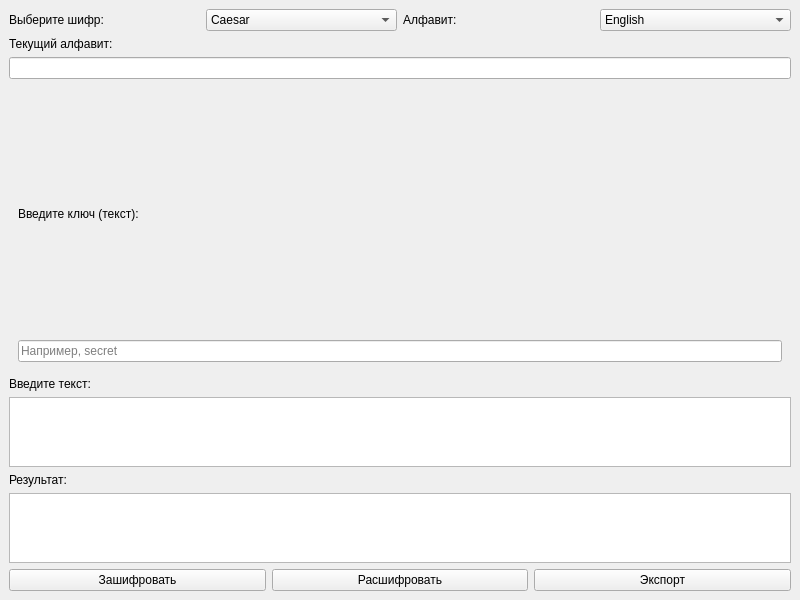
The window that mainwindow.ui (lvwlad/cipherkr) describes before a commit, drawn with Qt 5.
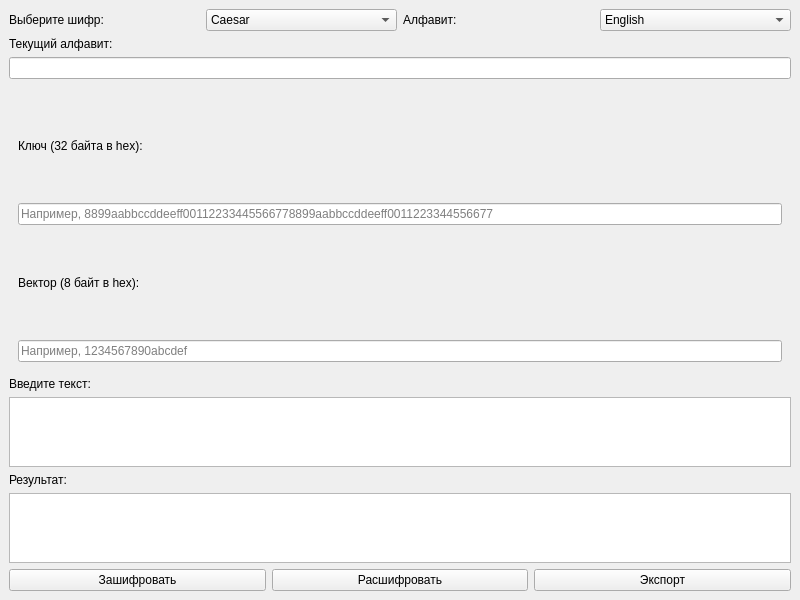
The same window after the commit. The open tabs and pages were chosen to show the change.

Diff of the .ui file:
```diff
--- a/mainwindow.ui
+++ b/mainwindow.ui
@@ -179,7 +179,7 @@
         <item>
          <widget class="QLabel" name="kuznechikKeyLabel">
           <property name="text">
-           <string>Введите ключ (текст):</string>
+           <string>Ключ (32 байта в hex):</string>
           </property>
           <property name="toolTip">
            <string>Укажите текстовый ключ для шифра Kuznechik.</string>
@@ -189,7 +189,24 @@
         <item>
          <widget class="QLineEdit" name="kuznechikKeyInput">
           <property name="placeholderText">
-           <string>Например, secret</string>
+           <string>Например, 8899aabbccddeeff00112233445566778899aabbccddeeff0011223344556677</string>
+          </property>
+         </widget>
+        </item>
+        <item>
+         <widget class="QLabel" name="kuznechikVectorLabel">
+          <property name="text">
+           <string>Вектор (8 байт в hex):</string>
+          </property>
+          <property name="toolTip">
+           <string>Введите 8 байт в шестнадцатеричном формате (например, 1234567890abcdef).</string>
+          </property>
+         </widget>
+        </item>
+        <item>
+         <widget class="QLineEdit" name="kuznechikVectorInput">
+          <property name="placeholderText">
+           <string>Например, 1234567890abcdef</string>
           </property>
          </widget>
         </item>
```
Left out of the diff: 2 changed lines with no effect on the pictures.
